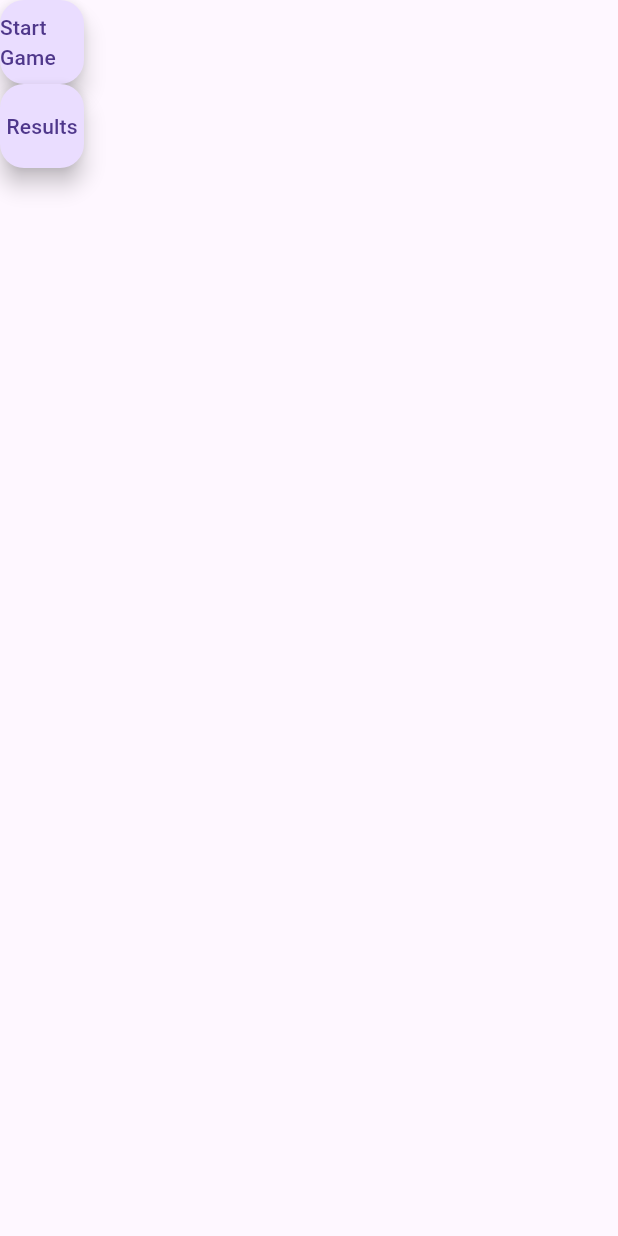
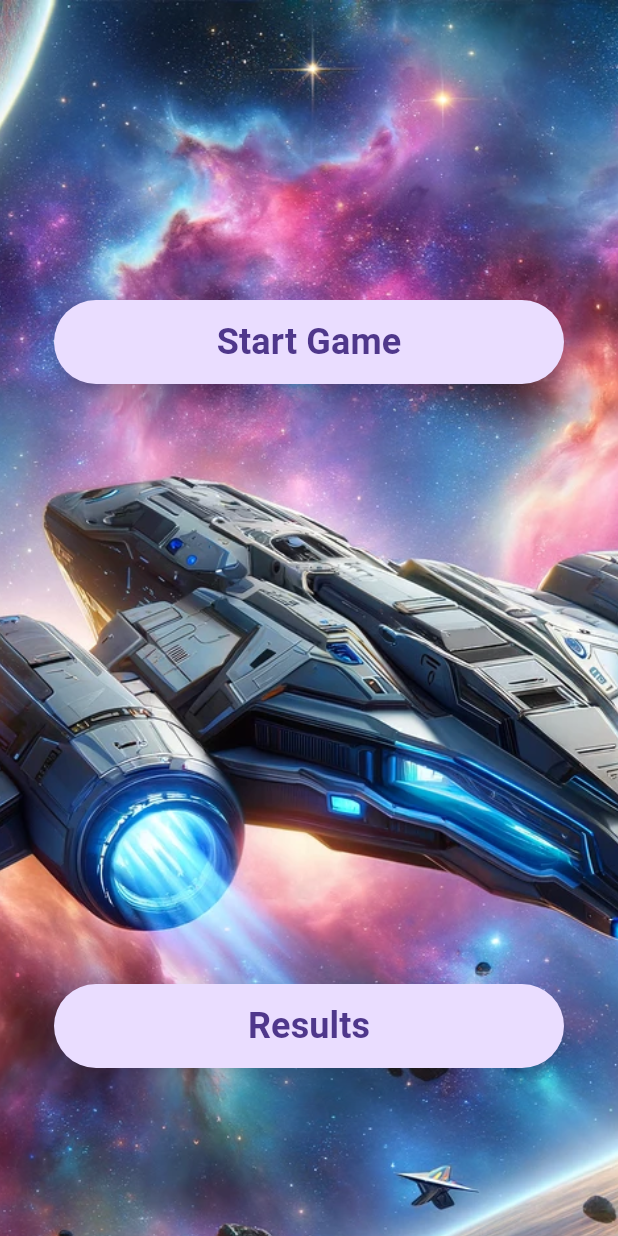
Before and after one commit to MichaelHiszpanski/space_galaxy_shooter, a Flutter app: the MenuScreen screen opened by its route, on a phone screen of 412 x 824 dp. Run offline on Flutter 3.47's test engine with Material 3 defaults, Android fonts, the phone set to English and light mode, and no system bars; missing offline and left inert: flame; accounts and stored records are empty; statements that could not run were skipped.

Commit message:
menu_screen

```diff
--- a/lib/space_galaxy_shooter/screens/menu/menu_screen.dart
+++ b/lib/space_galaxy_shooter/screens/menu/menu_screen.dart
@@ -1,4 +1,6 @@
 import 'package:flutter/material.dart';
+import 'package:space_galaxy_shooter/space_galaxy_shooter/components/ui/custom_floating_button/custom_floating_button.dart';
+import 'package:space_galaxy_shooter/space_galaxy_shooter/game_utils/game_config/game_configuration.dart';
 import 'package:space_galaxy_shooter/space_galaxy_shooter/screens/game_play/game_play_screen.dart';
 import 'package:space_galaxy_shooter/space_galaxy_shooter/screens/game_results/game_results.dart';
 
@@ -28,17 +30,34 @@ class _MenuScreenState extends State<MenuScreen> {
   Widget build(BuildContext context) {
     return Scaffold(
       body: SafeArea(
+          child: Center(
         child: Column(
           children: [
-          FloatingActionButton(
+            Container(
+                width: Config.gameScreenSize,
+                height: Config.gameScreenSize,
+                decoration: const BoxDecoration(
+                    image: DecorationImage(
+                        image: AssetImage("assets/images/menu_screen.png"),
+                        fit: BoxFit.cover)),
+                child: Column(
+                  children: [
+                    const SizedBox(
+                      height: 200.0,
+                    ),
+                    CustomFloatingButton(
                         onPressed: () => _navigateToPlayGame(context),
-            child: const Text('Start Game'),
+                        buttonName: 'Start Game'),
+                    const SizedBox(
+                      height: 400.0,
                     ),
-          FloatingActionButton(
+                    CustomFloatingButton(
                         onPressed: () => _navigateToResultsScreen(context),
-            child: const Text('Results'),
+                        buttonName: 'Results')
+                  ],
+                ))
+          ],
         ),
-        ],
       )),
     );
   }
```
Also changed, not shown: assets/images/menu_screen.png (added). Lines whose indentation alone changed are shown as unchanged.
